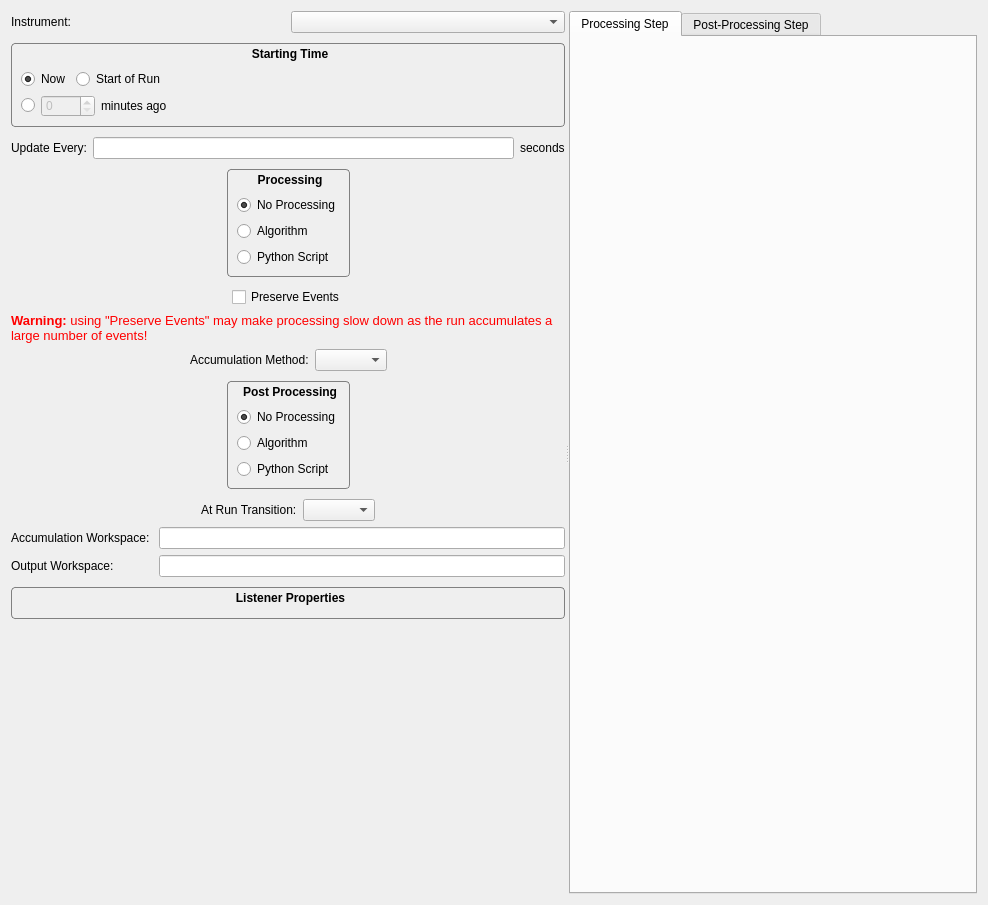
Before: the Qt Designer form MantidQt/CustomDialogs/inc/MantidQtCustomDialogs/StartLiveDataDialog.ui in mantidproject/mantid, drawn with Qt 5.
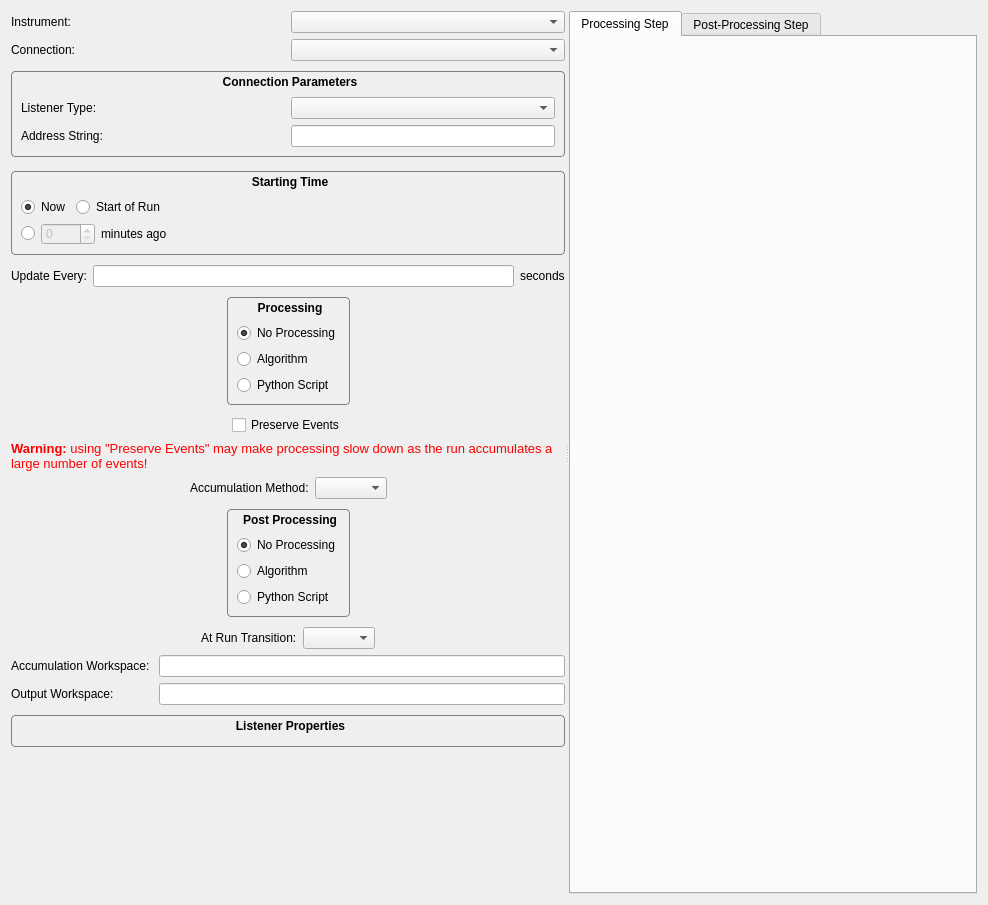
After: the same form once the commit is applied. Custom widgets are drawn as their Qt base class.

Commit message: Refs #18007 Added listener controls to StartLiveDataDialog

```diff
--- a/MantidQt/CustomDialogs/inc/MantidQtCustomDialogs/StartLiveDataDialog.ui
+++ b/MantidQt/CustomDialogs/inc/MantidQtCustomDialogs/StartLiveDataDialog.ui
@@ -41,6 +41,69 @@
          </item>
         </layout>
        </item>
+       <item>
+        <layout class="QHBoxLayout" name="horizontalLayout_2">
+         <item>
+          <widget class="QLabel" name="lblConnection">
+           <property name="text">
+            <string>Connection:</string>
+           </property>
+          </widget>
+         </item>
+         <item>
+          <widget class="QComboBox" name="cmbConnection"/>
+         </item>
+        </layout>
+       </item>
+       <item>
+        <widget class="QGroupBox" name="grpConnection">
+         <property name="styleSheet">
+          <string notr="true">QGroupBox { border: 1px solid gray;  border-radius: 4px; font-weight: bold; margin-top: 4px; margin-bottom: 4px; padding-top: 16px; }
+QGroupBox::title { background-color: transparent;  subcontrol-position: top center;  padding-top:4px; padding-bottom:4px; } 
+</string>
+         </property>
+         <property name="title">
+          <string>Connection Parameters</string>
+         </property>
+         <layout class="QVBoxLayout" name="verticalLayout">
+          <item>
+           <layout class="QHBoxLayout" name="horizontalLayout_10">
+            <item>
+             <widget class="QLabel" name="lblConnListener">
+              <property name="text">
+               <string>Listener Type:</string>
+              </property>
+             </widget>
+            </item>
+            <item>
+             <widget class="QComboBox" name="cmbConnListener"/>
+            </item>
+           </layout>
+          </item>
+          <item>
+           <layout class="QHBoxLayout" name="horizontalLayout_11">
+            <item>
+             <widget class="QLabel" name="lblConnAddress">
+              <property name="text">
+               <string>Address String:</string>
+              </property>
+             </widget>
+            </item>
+            <item>
+             <widget class="QLineEdit" name="edtConnAddress">
+              <property name="sizePolicy">
+               <sizepolicy hsizetype="Preferred" vsizetype="Fixed">
+                <horstretch>0</horstretch>
+                <verstretch>0</verstretch>
+               </sizepolicy>
+              </property>
+             </widget>
+            </item>
+           </layout>
+          </item>
+         </layout>
+        </widget>
+       </item>
        <item>
         <widget class="QGroupBox" name="groupBox">
          <property name="styleSheet">
```
The commit also changes 2 other files.
